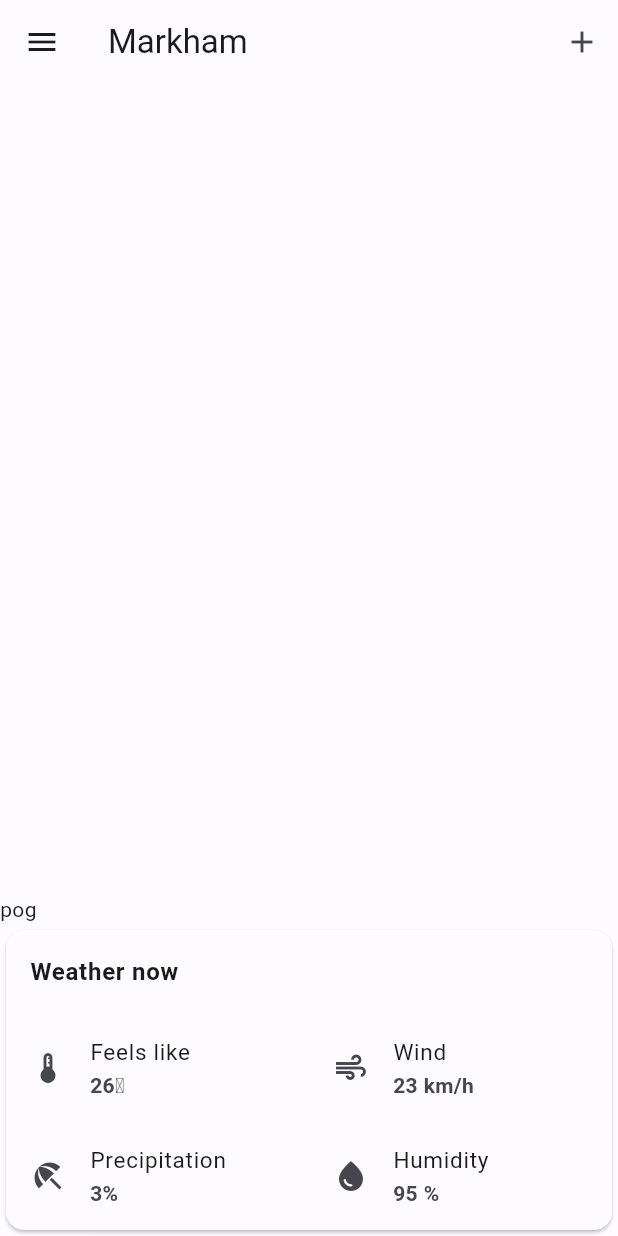
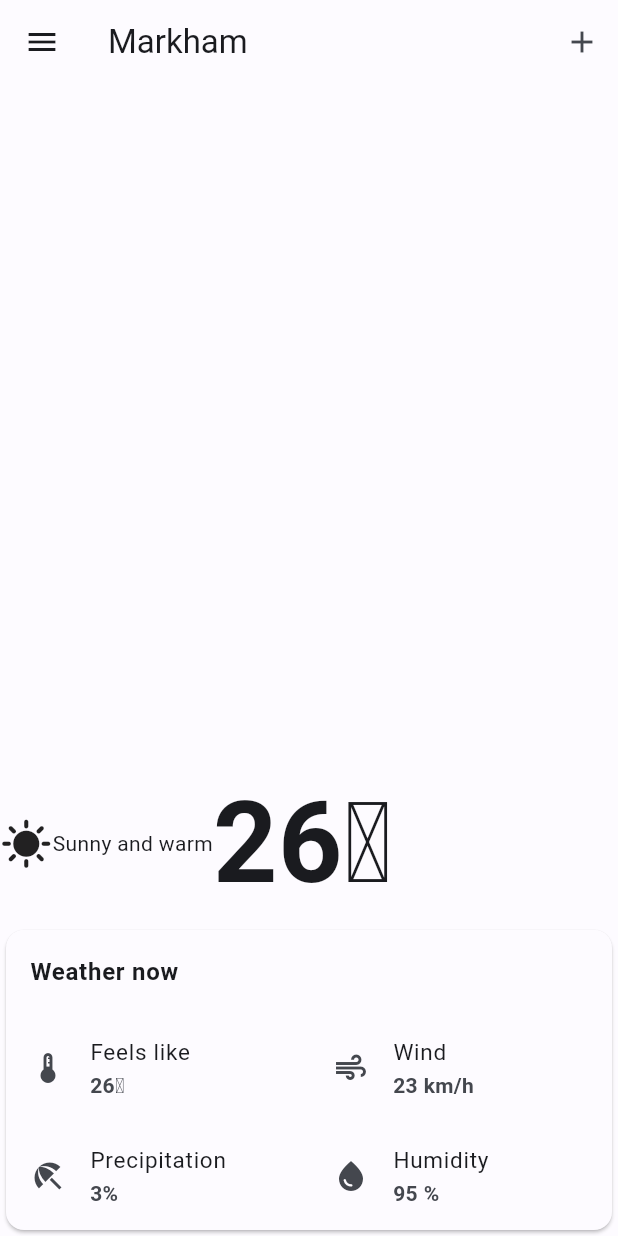
Before and after one commit to conrad-mo/weatherapp, a Flutter app: the screen it shows after launch, on a phone screen of 412 x 824 dp. Run offline on Flutter 3.47's test engine with Material 2 defaults, Android fonts, the light colour scheme and no system bars.

Commit message:
Doing UI labels with static values

```diff
--- a/lib/components/weathermain.dart
+++ b/lib/components/weathermain.dart
@@ -14,9 +14,36 @@ class _WeatherMainContainerState extends State<WeatherMainContainer> {
       alignment: Alignment.topCenter,
       child: Row(
         children: <Widget>[
-          Container(
-            child: Text('pog'),
-          )
+          const Icon(
+            Icons.sunny,
+            size: 35.0,
+            semanticLabel: 'Weather icon',
+          ),
+          const Positioned(
+            bottom: 1,
+            child: Text('Sunny and warm'),
+          ),
+          Align(
+            alignment: Alignment.topRight,
+            child: RichText(
+              text: TextSpan(
+                style: DefaultTextStyle.of(context).style,
+                children: const <TextSpan>[
+                  TextSpan(
+                      text: '26',
+                      style: TextStyle(
+                          fontWeight: FontWeight.bold, fontSize: 75.0)),
+                  TextSpan(
+                    text: '\u1d52',
+                    style: TextStyle(
+                      fontSize: 75.0,
+                      fontWeight: FontWeight.bold,
+                    ),
+                  ),
+                ],
+              ),
+            ),
+          ),
         ],
       ),
     );
```
